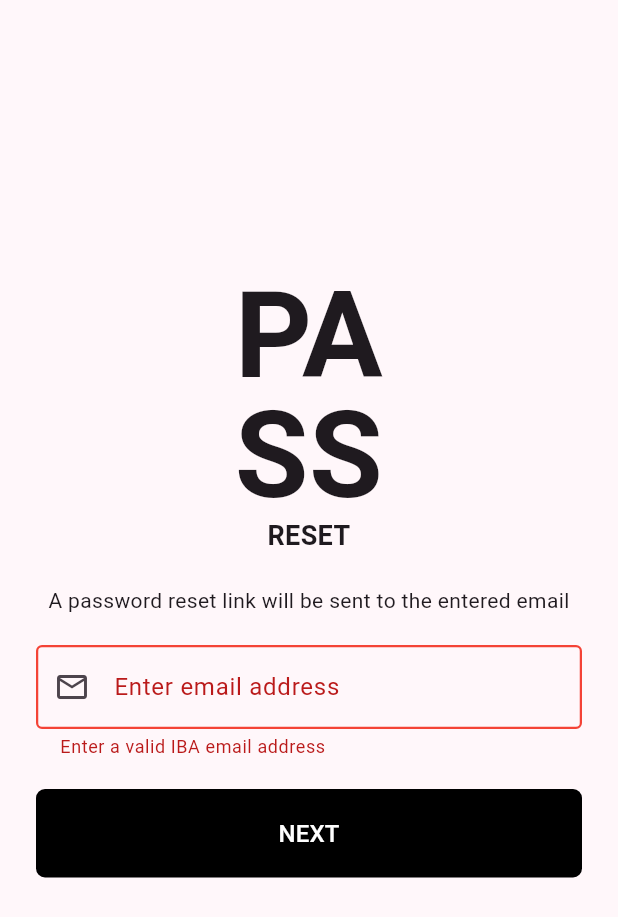
After one commit to hamzafaisal-dev/iba-resources-app, a Flutter app: the ResetPasswordScreen screen opened by its route, after a tap on "NEXT", on a phone screen of 412 x 824 dp. The commit adds this screen. Shown: the top 917 px of the screen. Run offline on Flutter 3.47's test engine with Material 2 defaults, Android fonts, the phone set to English and light mode, and no system bars; our stand-ins replace cloud_firestore, firebase_auth, firebase_core, flutter_otp_text_field, lottie; accounts and stored records are empty.

Commit message:
Password reset screen

```diff
--- a/iba_resources_app/lib/screens/landing_screen.dart
+++ b/iba_resources_app/lib/screens/landing_screen.dart
@@ -66,7 +66,7 @@ class LandingScreen extends StatelessWidget {
                   width: MediaQuery.of(context).size.width / 2.5,
                   child: FilledButton(
                     onPressed: () {
-                      Navigator.pushNamed(context, '/signup');
+                      Navigator.pushReplacementNamed(context, '/signup');
                     },
                     style: customButtonStyle,
                     child: const Text(
--- /dev/null
+++ b/iba_resources_app/lib/screens/reset_password_screen.dart
@@ -0,0 +1,203 @@
+import 'package:firebase_auth/firebase_auth.dart';
+import 'package:flutter/material.dart';
+
+final ButtonStyle customButtonStyle = ButtonStyle(
+  shape: MaterialStateProperty.all<RoundedRectangleBorder>(
+    RoundedRectangleBorder(
+      borderRadius: BorderRadius.circular(6.0),
+    ),
+  ),
+  padding: MaterialStateProperty.all<EdgeInsetsGeometry>(
+    const EdgeInsets.symmetric(vertical: 18.0),
+  ),
+);
+
+final _firebase = FirebaseAuth.instance;
+
+class ResetPasswordScreen extends StatefulWidget {
+  const ResetPasswordScreen({super.key});
+
+  @override
+  State<ResetPasswordScreen> createState() => _ResetPasswordScreenState();
+}
+
+class _ResetPasswordScreenState extends State<ResetPasswordScreen> {
+  final _emailController = TextEditingController();
+
+  final _resetPassFormKey = GlobalKey<FormState>();
+
+  InputDecoration textFormFieldDecoration(
+    String labelText,
+    Widget prefixIcon,
+    Widget? suffixIcon,
+  ) {
+    return InputDecoration(
+      enabledBorder: const OutlineInputBorder(
+        borderSide: BorderSide(
+          width: 1.5,
+          color: Colors.grey,
+        ),
+      ),
+      focusedBorder: const OutlineInputBorder(
+        borderSide: BorderSide(
+          width: 1.5,
+          color: Colors.black,
+        ),
+      ),
+      errorBorder: const OutlineInputBorder(
+        borderSide: BorderSide(
+          width: 1.5,
+          color: Colors.red,
+        ),
+      ),
+      focusedErrorBorder: const OutlineInputBorder(
+        borderSide: BorderSide(
+          width: 1.5,
+          color: Colors.red,
+        ),
+      ),
+      floatingLabelStyle: const TextStyle(
+        color: Colors.black,
+      ),
+      prefixIcon: prefixIcon,
+      labelText: labelText,
+      suffixIcon: suffixIcon,
+    );
+  }
+
+  void showSnackbar(String message) {
+    ScaffoldMessenger.of(context).clearSnackBars();
+    ScaffoldMessenger.of(context).showSnackBar(
+      SnackBar(
+        content: Text(message),
+        showCloseIcon: true,
+        backgroundColor: const Color.fromARGB(255, 253, 127, 118),
+      ),
+    );
+  }
+
+  Future<void> sendSignInLink() async {
+    try {
+      if (_resetPassFormKey.currentState!.validate()) {
+        await _firebase.sendPasswordResetEmail(
+          email: _emailController.text,
+          actionCodeSettings: ActionCodeSettings(
+            url: "https://outlook.office365.com/",
+            handleCodeInApp: true,
+          ),
+        );
+
+        if (context.mounted) {
+          showSnackbar('Password reset link sent to ${_emailController.text}');
+
+          _emailController.clear();
+
+          Navigator.of(context).pushNamed("/login");
+        }
+      }
+    } on FirebaseAuthException catch (e) {
+      if (e.code == "auth/invalid-email") {
+        showSnackbar('Invalid email');
+      } else if (e.code == "auth/user-not-found") {
+        showSnackbar('user not found');
+      }
+    } catch (error) {
+      showSnackbar(error.toString());
+    }
+  }
+
+  @override
+  void dispose() {
+    _emailController.dispose();
+    super.dispose();
+  }
+
+  @override
+  Widget build(BuildContext context) {
+    return Scaffold(
+      body: SafeArea(
+        child: ListView(
+          padding: const EdgeInsets.all(24),
+          children: [
+            //
+            const SizedBox(height: 160),
+
+            const Text(
+              'PA\nSS',
+              style: TextStyle(
+                fontSize: 80,
+                fontWeight: FontWeight.bold,
+                height: 1,
+              ),
+              textAlign: TextAlign.center,
+            ),
+
+            const Text(
+              'RESET',
+              style: TextStyle(fontSize: 18, fontWeight: FontWeight.bold),
+              textAlign: TextAlign.center,
+            ),
+
+            const SizedBox(height: 20),
+
+            const Align(
+              child: Text(
+                'A password reset link will be sent to the entered email',
+                style: TextStyle(fontSize: 14, fontWeight: FontWeight.w400),
+                textAlign: TextAlign.center,
+              ),
+            ),
+
+            const SizedBox(height: 20),
+
+            Form(
+              key: _resetPassFormKey,
+              child: Column(
+                children: [
+                  // email input
+                  TextFormField(
+                    decoration: textFormFieldDecoration(
+                      'Enter email address',
+                      const Icon(
+                        Icons.email_outlined,
+                      ),
+                      null,
+                    ),
+                    cursorColor: Colors.black,
+                    keyboardType: TextInputType.emailAddress,
+                    controller: _emailController,
+                    validator: (value) {
+                      if (value == null ||
+                          value.isEmpty ||
+                          !value.contains('@khi.iba.edu.pk') ||
+                          value.trim().length < 20) {
+                        return 'Enter a valid IBA email address';
+                      }
+
+                      return null;
+                    },
+                  ),
+
+                  const SizedBox(height: 20),
+
+                  //next button
+                  SizedBox(
+                    width: MediaQuery.of(context).size.width,
+                    child: FilledButton(
+                      onPressed: sendSignInLink,
+                      style: customButtonStyle,
+                      child: const Text(
+                        'NEXT',
+                        style: TextStyle(fontSize: 16),
+                      ),
+                    ),
+                  ),
+                ],
+              ),
+            ),
+          ],
+        ),
+      ),
+    );
+  }
+}
--- a/iba_resources_app/pubspec.yaml
+++ b/iba_resources_app/pubspec.yaml
@@ -17,6 +17,8 @@ dependencies:
   firebase_storage: ^11.3.0
   cloud_firestore: ^4.11.0
   lottie: ^2.7.0
+  fluttertoast: ^8.2.3
+  flutter_otp_text_field: ^1.1.1
 
 dev_dependencies:
   flutter_test:
```
Also changed, not shown: iba_resources_app/lib/main.dart (+7 -1 lines), iba_resources_app/lib/screens/login_screen.dart (+22 -8 lines), iba_resources_app/lib/screens/otp_screen.dart (added, +107 -0 lines), iba_resources_app/lib/screens/signup_screen.dart (renamed from iba_resources_app/lib/screens/sign_up_screen.dart, +9 -7 lines), iba_resources_app/pubspec.lock, 1 other file.
